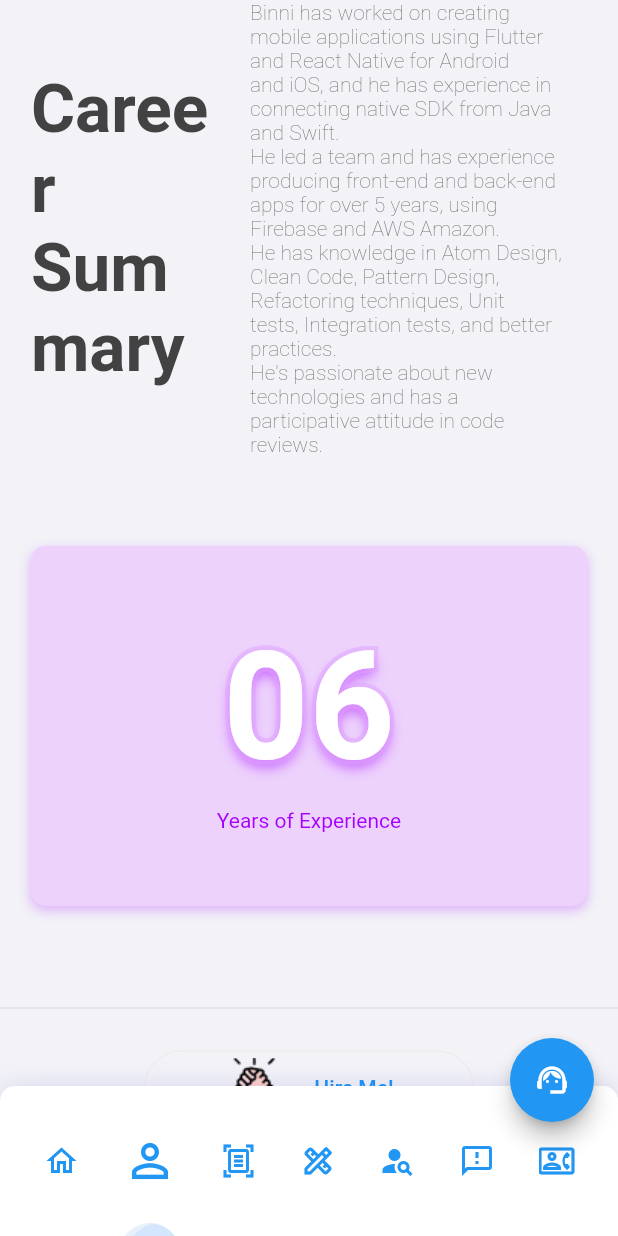
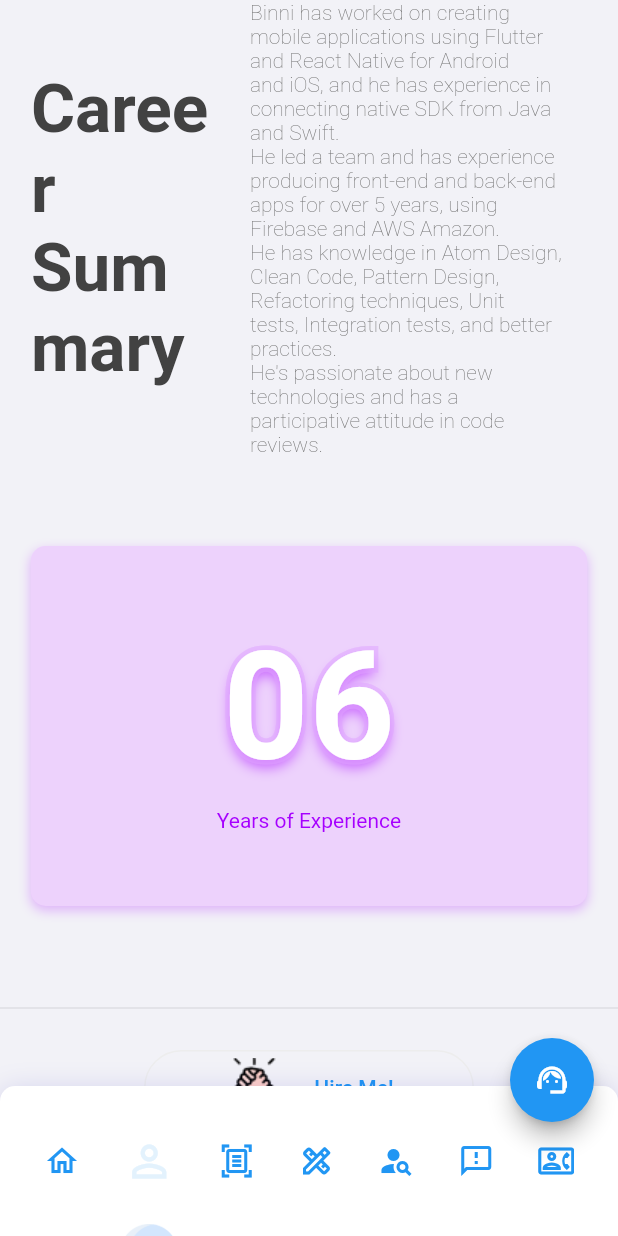
Before and after one commit to BinniZenobioCordovaLeandro/portfolio, a Flutter app: the screen it shows after launch, after a tap on the "person outline" icon, on a phone screen of 412 x 824 dp. Run offline on Flutter 3.47's test engine with Material 2 defaults, Android fonts, the phone set to English and light mode, and no system bars; our stand-ins replace device_preview, url_strategy; missing offline and left inert: particles_flutter, string_similarity; Roboto replaces fonts that are missing (SFProDisplay).

Commit message:
Added new responsive support

```diff
--- a/lib/src/core/components/section_title.dart
+++ b/lib/src/core/components/section_title.dart
@@ -1,3 +1,4 @@
+import 'package:bin_protfolio/src/core/components/fractionally_sized_box_component.dart';
 import 'package:bin_protfolio/src/core/components/text_component.dart';
 import 'package:flutter/material.dart';
 
@@ -16,27 +17,20 @@ class SectionTitle extends StatelessWidget {
   Widget build(BuildContext context) {
     return Container(
       constraints: const BoxConstraints(maxWidth: 1110),
-      height: 100,
-      child: FractionallySizedBox(
-        child: Row(
-          children: [
-            Container(
-              padding: const EdgeInsets.only(bottom: 72),
-              width: 8,
-              height: 100,
-              color: Theme.of(context).primaryColor,
-              child: DecoratedBox(
-                decoration: BoxDecoration(
-                  color: color,
-                ),
-              ),
-            ),
-            const VerticalDivider(),
-            Column(
+      child: FractionallySizedBoxComponent(
+        child: Column(
           crossAxisAlignment: CrossAxisAlignment.start,
           mainAxisAlignment: MainAxisAlignment.spaceEvenly,
           children: [
-                TextComponent(
+            Row(
+              children: [
+                Container(
+                  width: 8,
+                  height: Theme.of(context).textTheme.titleMedium?.fontSize,
+                  color: color,
+                ),
+                Flexible(
+                  child: TextComponent(
                     subTitle,
                     style: Theme.of(context).textTheme.titleMedium?.copyWith(
                       fontWeight: FontWeight.w200,
@@ -50,7 +44,20 @@ class SectionTitle extends StatelessWidget {
                       ],
                     ),
                   ),
-                TextComponent(
+                ),
+              ],
+            ),
+            Flex(
+              direction: Axis.horizontal,
+              crossAxisAlignment: CrossAxisAlignment.start,
+              children: [
+                Container(
+                  width: 8,
+                  height: Theme.of(context).textTheme.displayMedium?.fontSize,
+                  color: Theme.of(context).primaryColor,
+                ),
+                Flexible(
+                  child: TextComponent(
                     title,
                     style: Theme.of(context).textTheme.displayMedium?.copyWith(
                       fontWeight: FontWeight.bold,
@@ -63,7 +70,8 @@ class SectionTitle extends StatelessWidget {
                         ),
                       ],
                     ),
-                )
+                  ),
+                ),
               ],
             )
           ],
--- a/lib/src/models/recent_work.dart
+++ b/lib/src/models/recent_work.dart
@@ -74,7 +74,7 @@ List<RecentWork> recentWorks = [
     position: "Senior Mobile",
     technology: 'React Native',
     duration: '1 year',
-    year: '2022 to now',
+    year: '2022 now',
     workType: workType[0],
   ),
   RecentWork(
--- a/lib/src/pages/components/menu.dart
+++ b/lib/src/pages/components/menu.dart
@@ -46,7 +46,21 @@ class BottomTabMenuState extends State<BottomTabMenu> {
         mainAxisAlignment: MainAxisAlignment.spaceEvenly,
         children: List.generate(
           menus.length,
-          (index) => buildMenuItem(index, context),
+          (index) => TabItem(
+            index: index,
+            isHover: widget.selectedIndex != index && hoverIndex == index,
+            isSelected: widget.selectedIndex == index,
+            onHover: (value) {
+              setState(() {
+                value ? hoverIndex = index : hoverIndex = widget.selectedIndex;
+              });
+            },
+            onTap: () {
+              setState(() {
+                if (widget.onTap != null) widget.onTap!(index);
+              });
+            },
+          ),
         ),
       ),
     );
@@ -78,8 +92,14 @@ class BottomTabMenuState extends State<BottomTabMenu> {
                       child: Icon(
                         menus[index].icon,
                         size: widget.selectedIndex == index
-                            ? IconTheme.of(context).size! * 1.5
-                            : IconTheme.of(context).size,
+                            ? Theme.of(context)
+                                .textTheme
+                                .headlineMedium
+                                ?.fontSize
+                            : Theme.of(context)
+                                .textTheme
+                                .headlineSmall
+                                ?.fontSize,
                       ),
                     ),
                   )
@@ -113,3 +133,81 @@ class BottomTabMenuState extends State<BottomTabMenu> {
     );
   }
 }
+
+class TabItem extends StatelessWidget {
+  final int index;
+  final bool isHover;
+  final bool isSelected;
+  final void Function(bool)? onHover;
+  final void Function()? onTap;
+
+  const TabItem({
+    super.key,
+    required this.index,
+    required this.isHover,
+    required this.isSelected,
+    required this.onHover,
+    required this.onTap,
+  });
+
+  @override
+  Widget build(BuildContext context) {
+    var media = MediaQuery.of(context).size;
+    bool isSmall = media.width <= phoneBreak;
+    return InkWell(
+      onTap: onTap,
+      onHover: onHover,
+      child: Stack(
+        children: [
+          SizedBox(
+            height: 100,
+            child: (isSmall)
+                ? Tooltip(
+                    message: menus[index].name!,
+                    child: AnimatedSize(
+                      duration: const Duration(milliseconds: 200),
+                      child: Icon(
+                        menus[index].icon,
+                        color: isSelected
+                            ? Theme.of(context).secondaryHeaderColor
+                            : IconTheme.of(context).color,
+                        size: isSelected
+                            ? Theme.of(context)
+                                .textTheme
+                                .headlineMedium
+                                ?.fontSize
+                            : Theme.of(context)
+                                .textTheme
+                                .headlineSmall
+                                ?.fontSize,
+                      ),
+                    ),
+                  )
+                : Center(
+                    child: TextComponent(
+                      menus[index].name!,
+                      style: Theme.of(context).textTheme.labelLarge,
+                    ),
+                  ),
+          ),
+          // Hover
+          AnimatedPositioned(
+            duration: const Duration(milliseconds: 200),
+            left: 0,
+            right: 0,
+            bottom: isHover ? -20 : -32,
+            child: Image.asset("assets/images/Hover.png"),
+          ),
+          // Select
+          AnimatedPositioned(
+            duration: const Duration(milliseconds: 200),
+            left: 0,
+            right: 0,
+            bottom: isSelected ? -2 : -32,
+            child: Image.asset("assets/images/Hover.png"),
+          ),
+        ],
+      ),
+    );
+  }
+}
--- a/lib/src/sections/about/about_section.dart
+++ b/lib/src/sections/about/about_section.dart
@@ -18,6 +18,7 @@ class AboutSection extends StatelessWidget {
     return SizedBox(
       width: double.infinity,
       child: SingleChildScrollView(
+        child: SafeArea(
           child: Column(
             children: [
               const SizedBox(
@@ -109,6 +110,7 @@ class AboutSection extends StatelessWidget {
             ],
           ),
         ),
+      ),
     );
   }
 }
--- a/lib/src/sections/contact/contact_section.dart
+++ b/lib/src/sections/contact/contact_section.dart
@@ -34,6 +34,7 @@ class ContactSection extends StatelessWidget {
         ),
       ),
       child: SingleChildScrollView(
+        child: SafeArea(
           child: Column(
             children: [
               const SizedBox(height: 20.0),
@@ -103,6 +104,7 @@ class ContactSection extends StatelessWidget {
               ),
               const SizedBox(height: 120.0),
             ],
+          ),
         ),
       ),
     );
--- a/lib/src/sections/feedback/feedback_section.dart
+++ b/lib/src/sections/feedback/feedback_section.dart
@@ -16,6 +16,7 @@ class FeedbackSection extends StatelessWidget {
     return Container(
       constraints: const BoxConstraints(maxWidth: 1110),
       child: SingleChildScrollView(
+        child: SafeArea(
           child: Column(
             children: [
               const SizedBox(height: 20.0),
@@ -40,6 +41,7 @@ class FeedbackSection extends StatelessWidget {
             ],
           ),
         ),
+      ),
     );
   }
 }
--- a/lib/src/sections/recent_work/components/recent_work_card.dart
+++ b/lib/src/sections/recent_work/components/recent_work_card.dart
@@ -35,8 +35,7 @@ class RecentWorkCardState extends State<RecentWorkCard> {
       },
       child: AnimatedContainer(
         duration: const Duration(milliseconds: 200),
-        height: 200,
-        width: 360,
+        width: 350,
         decoration: BoxDecoration(
           color: Theme.of(context).cardTheme.color,
           borderRadius: BorderRadius.circular(10),
@@ -49,6 +48,8 @@ class RecentWorkCardState extends State<RecentWorkCard> {
               )
           ],
         ),
+        child: AspectRatio(
+          aspectRatio: 16 / 9,
           child: Row(
             crossAxisAlignment: CrossAxisAlignment.stretch,
             children: [
@@ -141,6 +142,7 @@ class RecentWorkCardState extends State<RecentWorkCard> {
             ],
           ),
         ),
+      ),
     );
   }
 }
--- a/lib/src/sections/recent_work/recent_work_section.dart
+++ b/lib/src/sections/recent_work/recent_work_section.dart
@@ -24,6 +24,7 @@ class RecentWorkSection extends StatelessWidget {
         ),
       ),
       child: SingleChildScrollView(
+        child: SafeArea(
           child: Column(
             children: [
               const SizedBox(height: 20.0),
@@ -54,16 +55,16 @@ class RecentWorkSection extends StatelessWidget {
                                   Shadow(
                                     offset: const Offset(3.0, 3.0),
                                     blurRadius: 3.0,
-                                  color:
-                                      Theme.of(context).scaffoldBackgroundColor,
+                                    color: Theme.of(context)
+                                        .scaffoldBackgroundColor,
                                   ),
                                 ],
                               ),
                             ),
                           ),
                         ),
-                      for (var work in recentWorks
-                          .where((element) => type.id == element.workType?.id))
+                        for (var work in recentWorks.where(
+                            (element) => type.id == element.workType?.id))
                           RecentWorkCard(
                             recentWork: work,
                             press: () {},
@@ -83,6 +84,7 @@ class RecentWorkSection extends StatelessWidget {
             ],
           ),
         ),
+      ),
     );
   }
 }
--- a/lib/src/sections/service/service_section.dart
+++ b/lib/src/sections/service/service_section.dart
@@ -16,6 +16,7 @@ class ServiceSection extends StatelessWidget {
     return Container(
       constraints: const BoxConstraints(maxWidth: 1110),
       child: SingleChildScrollView(
+        child: SafeArea(
           child: Column(
             children: [
               const SizedBox(height: 20.0),
@@ -40,6 +41,7 @@ class ServiceSection extends StatelessWidget {
             ],
           ),
         ),
+      ),
     );
   }
 }
--- a/lib/src/sections/skill/skill_section.dart
+++ b/lib/src/sections/skill/skill_section.dart
@@ -34,6 +34,7 @@ class _SkillSectionState extends State<SkillSection> {
         ),
       ),
       child: SingleChildScrollView(
+        child: SafeArea(
           child: Column(
             children: [
               const SizedBox(height: 20.0),
@@ -119,6 +120,7 @@ class _SkillSectionState extends State<SkillSection> {
             ],
           ),
         ),
+      ),
     );
   }
 }
```
Lines whose indentation alone changed are shown as unchanged.
